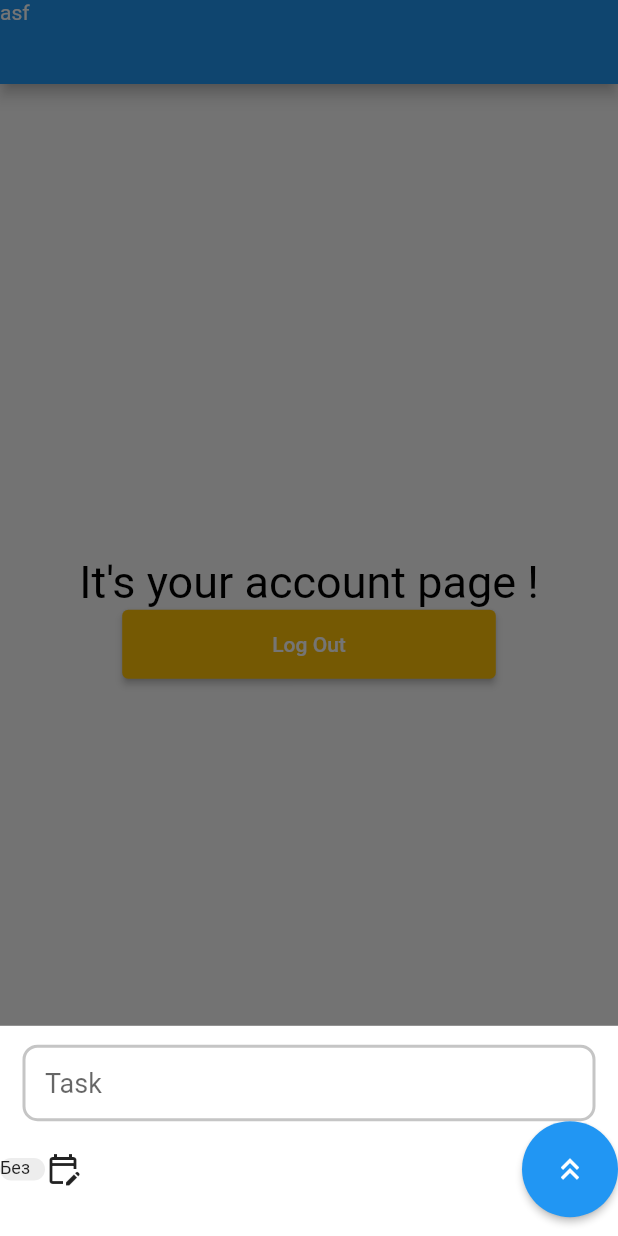
After one commit to Ali-peu/to_do, a Flutter app: the screen it shows once a user with an empty profile is signed in, item 3 of the bottom bar chosen, after a tap on the "add" icon, on a phone screen of 412 x 824 dp. The commit adds this screen. Run offline on Flutter 3.47's test engine with Material 2 defaults, Android fonts, the phone set to English and light mode, and no system bars; our stand-ins replace cloud_firestore, firebase_auth, firebase_core, fluttertoast, table_calendar; missing offline and left inert: dart:js_interop; accounts and stored records are empty; network calls fail.

Commit message:
edit plusButton

```diff
--- /dev/null
+++ b/lib/page/account_page.dart
@@ -0,0 +1,49 @@
+import 'package:firebase_auth/firebase_auth.dart';
+import 'package:firebase_core/firebase_core.dart';
+import 'package:flutter/material.dart';
+import 'package:flutter/widgets.dart';
+import 'package:to_do/data/firestore.dart';
+
+class AccountPage extends StatefulWidget {
+  const AccountPage({super.key});
+
+  @override
+  State<AccountPage> createState() => _AccountPageState();
+}
+
+// MediaQuery.of(context).size.height * .60,
+class _AccountPageState extends State<AccountPage> {
+  final user = FirebaseAuth.instance.currentUser!;
+  @override
+  Widget build(BuildContext context) {
+    return Scaffold(
+      appBar: AppBar(
+        leading: Text('asf'),
+      ),
+      body: Container(
+        alignment: Alignment.center,
+        child: Center(
+          child: Column(
+            mainAxisAlignment: MainAxisAlignment.center,
+            children: [
+              Text(
+                'It\'s your account page ${user.email}!',
+                style: const TextStyle(fontSize: 30, color: Colors.black),
+              ),
+              ElevatedButton(
+                onPressed: () {
+                  FirebaseDatasource().logOut();
+                },
+                child: Text("Log Out"),
+                style: ElevatedButton.styleFrom(
+                    padding: const EdgeInsets.symmetric(
+                        horizontal: 100, vertical: 15),
+                    backgroundColor: Colors.amber),
+              )
+            ],
+          ),
+        ),
+      ),
+    );
+  }
+}
--- a/lib/page/add_task_with_plus.dart
+++ b/lib/page/add_task_with_plus.dart
@@ -17,48 +17,62 @@ class _AddTaskState extends State<AddTask> {
 
   @override
   Widget build(BuildContext context) {
-    return Scaffold(
-      backgroundColor: Colors.white,
-      body: SafeArea(
-        child: Column(
+    return Column(
       mainAxisAlignment: MainAxisAlignment.center,
-          children: [subtiteWidget(), SizedBox(height: 20), button()],
+      children: [
+        Flexible(child: subtiteWidget()),
+        Row(
+          children: [
+            Flexible(
+                child: Row(children: [
+              Container(
+                height: 15,
+                width: 30,
+                decoration: BoxDecoration(
+                    borderRadius: BorderRadius.circular(8),
+                    color: Colors.grey.withOpacity(0.19)),
+                child: const Text(
+                  'Без категории',
+                  style: TextStyle(fontSize: 12),
                 ),
               ),
+              Icon(Icons.edit_calendar_outlined),
+            ])),
+            button()
+          ],
+        )
+      ],
     );
   }
 
   Widget button() {
     return ElevatedButton(
-      style: ElevatedButton.styleFrom(
-        backgroundColor: Colors.green,
-        minimumSize: Size(170, 48),
-      ),
         onPressed: () {
           FirebaseDatasource().AddNote(subtitle.text);
           Navigator.pop(context);
         },
-      child: Text('Add task'),
-    );
+        style: ElevatedButton.styleFrom(
+          shape: const CircleBorder(),
+          padding: const EdgeInsets.all(20),
+          backgroundColor: Colors.blue,
+          foregroundColor: Colors.black,
+        ),
+        child: const Icon(Icons.keyboard_double_arrow_up_outlined,
+            color: Colors.white));
   }
 
   Padding subtiteWidget() {
     return Padding(
       padding: const EdgeInsets.symmetric(horizontal: 15),
-      child: Container(
-        decoration: BoxDecoration(
-          color: Colors.white,
-          borderRadius: BorderRadius.circular(15),
-        ),
       child: TextField(
-          maxLines: 6,
+        maxLines: 1,
         controller: subtitle,
         focusNode: _focusNode2,
         style: const TextStyle(fontSize: 18, color: Colors.black),
         decoration: InputDecoration(
           contentPadding:
               const EdgeInsets.symmetric(horizontal: 15, vertical: 15),
-            hintText: 'subtitle',
+          hintText: 'Task',
           enabledBorder: OutlineInputBorder(
             borderRadius: BorderRadius.circular(10),
             borderSide: const BorderSide(
@@ -75,7 +89,6 @@ class _AddTaskState extends State<AddTask> {
           ),
         ),
       ),
-      ),
     );
   }
 }
--- a/lib/page/home.dart
+++ b/lib/page/home.dart
@@ -1,8 +1,10 @@
 import 'package:flutter/material.dart';
+import 'package:to_do/page/account_page.dart';
 
 import 'package:to_do/page/add_task_with_plus.dart';
 import 'package:to_do/page/calendar_page.dart';
 import 'package:to_do/page/task_page.dart';
+import 'package:to_do/widgets/add_task.dart';
 
 class MyHomePage extends StatefulWidget {
   const MyHomePage({super.key});
@@ -24,20 +26,20 @@ class _MyHomePageState extends State<MyHomePage> {
 
   @override
   Widget build(BuildContext context) {
+    double height = MediaQuery.of(context).size.height * 0.17;
     return Scaffold(
       body: PageView(
         controller: pageController,
-        children: const [
-          TaskPage(),
-          CalendarPage(),
-        ],
+        children: const [TaskPage(), CalendarPage(), AccountPage()],
       ),
       bottomNavigationBar: BottomNavigationBar(
         items: const <BottomNavigationBarItem>[
           BottomNavigationBarItem(
               icon: Icon(Icons.format_list_bulleted_add), label: "Tasks"),
           BottomNavigationBarItem(
-              icon: Icon(Icons.calendar_month_outlined), label: 'Calendar')
+              icon: Icon(Icons.calendar_month_outlined), label: 'Calendar'),
+          BottomNavigationBarItem(
+              icon: Icon(Icons.account_circle_outlined), label: 'Account')
         ],
         selectedItemColor: Colors.blue.shade900,
         currentIndex: _selectedIndex,
@@ -46,13 +48,18 @@ class _MyHomePageState extends State<MyHomePage> {
       ),
       floatingActionButton: FloatingActionButton(
         onPressed: () {
-          Navigator.of(context).push(MaterialPageRoute(
-            builder: (context) => AddTask(),
-          ));
+          _displayBottomSheet(context, height);
         },
         backgroundColor: Colors.blue,
         child: Icon(Icons.add, size: 30),
       ),
     );
   }
+
+  Future _displayBottomSheet(BuildContext context, double height) {
+    return showModalBottomSheet(
+        context: context,
+        builder: (context) =>
+            Container(height: height, color: Colors.white, child: AddTask()));
+  }
 }
--- a/pubspec.yaml
+++ b/pubspec.yaml
@@ -35,6 +35,8 @@ dependencies:
   firebase_core: ^2.7.1
   uuid: ^4.1.0
   table_calendar: ^3.0.9
+  fluttertoast: ^8.2.2
+  getwidget: ^4.0.0
 
 
   # The following adds the Cupertino Icons font to your application.
```
Also changed, not shown: lib/data/auth_data.dart (+15 -3 lines), lib/data/firestore.dart (+7 -0 lines), lib/global/validador_text.dart (+20 -0 lines), lib/page/login.dart (+9 -41 lines), lib/page/sign_up.dart (+3 -40 lines), lib/widgets/add_task.dart (added, +86 -0 lines), lib/widgets/task_widgets.dart (+15 -12 lines), lib/data/auth_errors.dart (added), pubspec.lock. Lines whose indentation alone changed are shown as unchanged.
